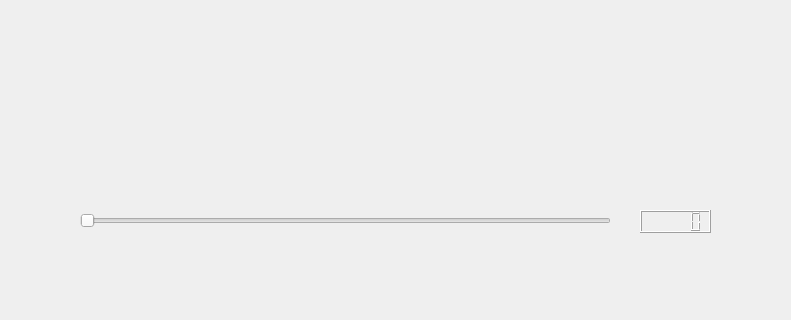
Old version of the form visualize/featureMapPart/InPy35WithH5/1List1SliderOpenH5/Ui_matplotlib_pyqt_2ListView.ui in the repository wenyifeng1123/GUI; both pictures show x 170 to 961 and y 480 to 800 of the 1088 by 800 pixel window.
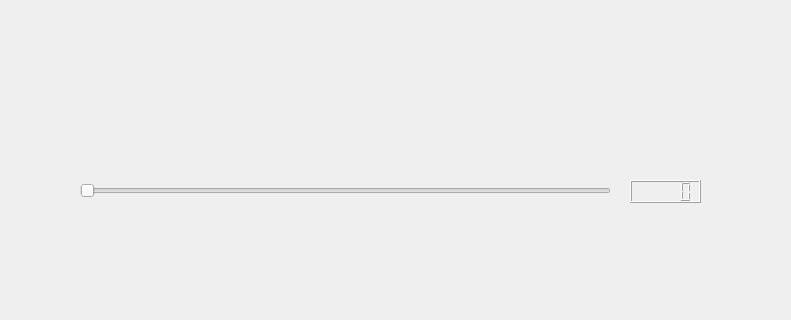
New version of the form. Custom widgets are drawn as their Qt base class.

```diff
--- a/visualize/featureMapPart/InPy35WithH5/1List1SliderOpenH5/Ui_matplotlib_pyqt_2ListView.ui
+++ b/visualize/featureMapPart/InPy35WithH5/1List1SliderOpenH5/Ui_matplotlib_pyqt_2ListView.ui
@@ -30,14 +30,14 @@
       <x>230</x>
       <y>30</y>
       <width>821</width>
-      <height>691</height>
+      <height>661</height>
      </rect>
     </property>
     <widget class="QSlider" name="horizontalSlider">
      <property name="geometry">
       <rect>
        <x>20</x>
-       <y>660</y>
+       <y>630</y>
        <width>531</width>
        <height>22</height>
       </rect>
@@ -49,8 +49,8 @@
     <widget class="QLCDNumber" name="lcdNumber">
      <property name="geometry">
       <rect>
-       <x>580</x>
-       <y>660</y>
+       <x>570</x>
+       <y>630</y>
        <width>71</width>
        <height>23</height>
       </rect>
```
